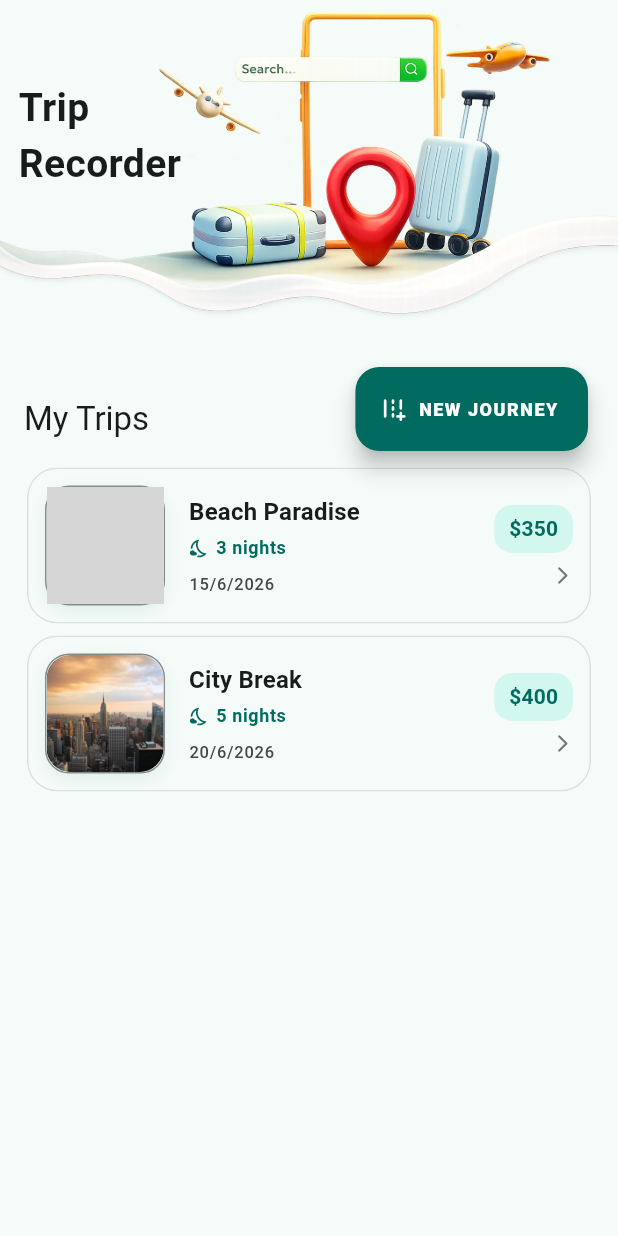
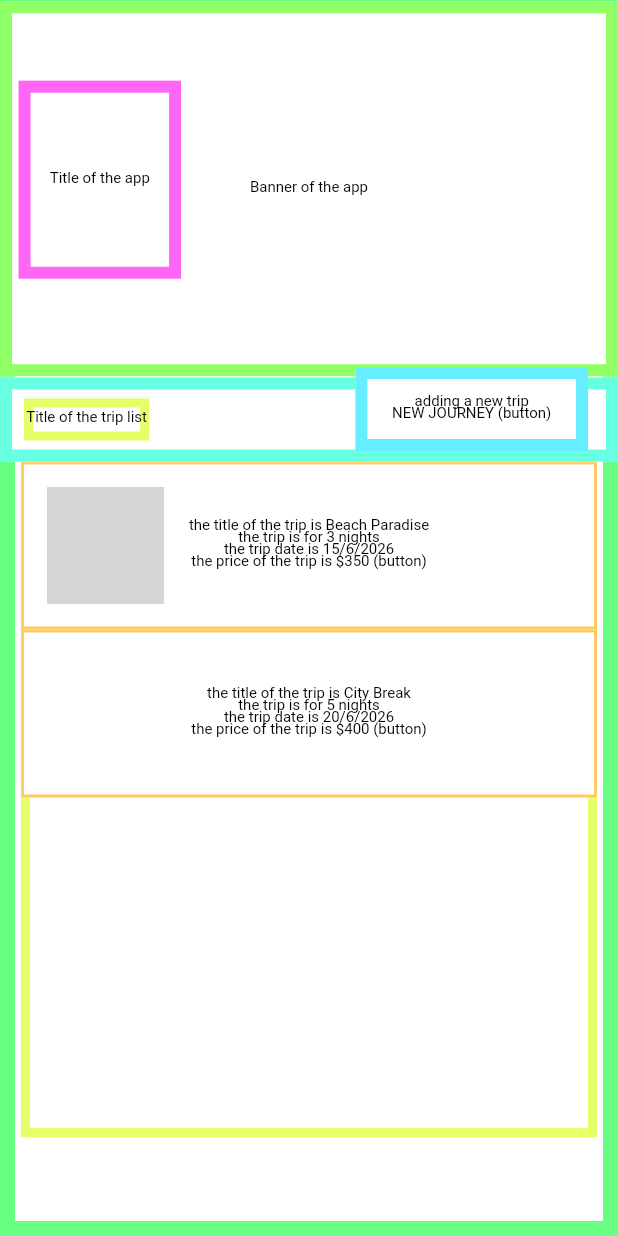
Before and after one commit to apollocked/Trip_recorder_app, a Flutter app: the screen it shows after launch, on a phone screen of 412 x 824 dp. Run offline on Flutter 3.47's test engine with Material 3 defaults, Android fonts, the phone set to English and light mode, and no system bars; our stand-ins replace image_picker, permission_handler, shared_preferences, shimmer; grey boxes are pictures that could not be loaded.

Commit message:
Add : Talk back or voice over for the app so blind person or a person with vison issue can use the app

```diff
--- a/lib/main.dart
+++ b/lib/main.dart
@@ -18,8 +18,9 @@ class MyApp extends StatelessWidget {
   @override
   Widget build(BuildContext context) {
     return MaterialApp(
+      showSemanticsDebugger: true,
       debugShowCheckedModeBanner: false,
-      // 1. Light Theme Definition
+
       theme: ThemeData(
         useMaterial3: true,
         colorScheme: ColorScheme.fromSeed(
@@ -27,7 +28,7 @@ class MyApp extends StatelessWidget {
           seedColor: const Color(0xFF00796B),
         ),
       ),
-      // 2. Dark Theme Definition
+
       darkTheme: ThemeData(
         useMaterial3: true,
         colorScheme: ColorScheme.fromSeed(
@@ -35,7 +36,7 @@ class MyApp extends StatelessWidget {
           seedColor: const Color(0xFF00796B),
         ),
       ),
-      // 3. THE FIX: Force light mode to test it, or keep .system
+
       themeMode: ThemeMode.system,
       home: const HomePage(),
     );
--- a/lib/views/pages/home_page.dart
+++ b/lib/views/pages/home_page.dart
@@ -16,10 +16,9 @@ class _HomeState extends State<HomePage> {
     final colorScheme = Theme.of(context).colorScheme;
 
     return Scaffold(
-      // Uses the theme seed color for a subtle, cohesive background
       backgroundColor: colorScheme.surface,
       body: SafeArea(
-        bottom: false, // Allows the list to flow to the bottom
+        bottom: false,
         child: Column(
           children: [
             // --- HEADER SECTION (STACK UNCHANGED AS REQUESTED) ---
@@ -44,7 +43,10 @@ class _HomeState extends State<HomePage> {
                               duration: const Duration(milliseconds: 400),
                               builder: (context, value, child) =>
                                   Opacity(opacity: value, child: child),
-                              child: Image.asset("images/bg.png"),
+                              child: Image.asset(
+                                "images/bg.png",
+                                semanticLabel: 'Banner of the app',
+                              ),
                             ),
                           ),
                           Positioned(
--- a/lib/views/widgets/cover_image_leading.dart
+++ b/lib/views/widgets/cover_image_leading.dart
@@ -19,7 +19,9 @@ Widget coverImage(String imgPath) {
       ),
     );
   } else {
-    final assetPath = imgPath.startsWith('images/') ? imgPath : 'images/$imgPath';
+    final assetPath = imgPath.startsWith('images/')
+        ? imgPath
+        : 'images/$imgPath';
     return Image.asset(
       assetPath,
       height: 360,
--- a/lib/views/widgets/image_widget_leading.dart
+++ b/lib/views/widgets/image_widget_leading.dart
@@ -8,6 +8,7 @@ Widget leadingImage(String imgPath) {
 
   if (isFile) {
     return Image.file(
+      semanticLabel: "Cover photo of the trip",
       File(imgPath),
       height: 50.0,
       width: 50.0,
@@ -16,7 +17,9 @@ Widget leadingImage(String imgPath) {
           const Icon(Icons.broken_image, size: 50),
     );
   } else {
-    final assetPath = imgPath.startsWith('images/') ? imgPath : 'images/$imgPath';
+    final assetPath = imgPath.startsWith('images/')
+        ? imgPath
+        : 'images/$imgPath';
     return Image.asset(
       assetPath,
       height: 50.0,
--- a/lib/views/widgets/shimmer_card_widget.dart
+++ b/lib/views/widgets/shimmer_card_widget.dart
@@ -2,7 +2,9 @@ import 'package:shimmer/shimmer.dart';
 import 'package:flutter/material.dart';
 
 Widget shimmerCard(BuildContext context) {
-  return Shimmer.fromColors(
+  return Semantics(
+    label: "Loading for trip details",
+    child: Shimmer.fromColors(
       period: const Duration(milliseconds: 1000),
       baseColor: Colors.grey[300]!,
       highlightColor: Colors.grey[100]!,
@@ -41,5 +43,6 @@ Widget shimmerCard(BuildContext context) {
           ),
         ),
       ),
+    ),
   );
 }
--- a/lib/views/widgets/title_widget.dart
+++ b/lib/views/widgets/title_widget.dart
@@ -15,6 +15,7 @@ Widget titleWidget(String title, BuildContext context) {
         ),
       ),
       child: Text(
+        semanticsLabel: "Title of the app",
         title,
         style: TextStyle(
           fontSize: 26,
--- a/lib/views/widgets/trip_list_widget.dart
+++ b/lib/views/widgets/trip_list_widget.dart
@@ -55,7 +55,9 @@ class _TripListPageState extends State<TripListPage> {
     }
 
     return Scaffold(
-      appBar: AppBar(title: const Text('My Trips')),
+      appBar: AppBar(
+        title: const Text('My Trips', semanticsLabel: 'Title of the trip list'),
+      ),
 
       // --- PREMIUM FLOATING ACTION BUTTON ---
       floatingActionButton: latestTrips.isEmpty
@@ -85,6 +87,7 @@ class _TripListPageState extends State<TripListPage> {
                   foregroundColor: Theme.of(context).colorScheme.onPrimary,
                   elevation: 6,
                   icon: const Icon(
+                    semanticLabel: "adding a new trip",
                     Icons.add_road_rounded,
                     size: 18, // Updated icon for a more modern feel
                   ),
@@ -101,6 +104,7 @@ class _TripListPageState extends State<TripListPage> {
             ),
 
       body: RefreshIndicator(
+        semanticsLabel: "Pull to refresh the trip list",
         onRefresh: () async {
           await HapticFeedback.vibrate();
           await tripService.refresh();
@@ -130,7 +134,12 @@ class _TripListPageState extends State<TripListPage> {
               child: Column(
                 mainAxisAlignment: MainAxisAlignment.center,
                 children: [
-                  const Icon(Icons.beach_access, size: 80, color: Colors.grey),
+                  const Icon(
+                    Icons.beach_access,
+                    size: 80,
+                    color: Colors.grey,
+                    semanticLabel: "No trips icon",
+                  ),
                   const SizedBox(height: 16),
                   const Text(
                     "No Trips Found",
@@ -169,7 +178,10 @@ class _TripListPageState extends State<TripListPage> {
                     foregroundColor: Theme.of(context).colorScheme.onPrimary,
                     elevation: 6,
                     // Modernized the icon and text feel
-                    icon: const Icon(Icons.add_road_rounded),
+                    icon: const Icon(
+                      Icons.add_road_rounded,
+                      semanticLabel: "Add",
+                    ),
                     label: const Text(
                       "NEW JOURNEY",
                       style: TextStyle(
@@ -192,7 +204,10 @@ class _TripListPageState extends State<TripListPage> {
       initialItemCount: _displayList.length,
       itemBuilder: (context, index, animation) {
         final trip = _displayList[index];
-        return tripWidget(
+        return Semantics(
+          label:
+              "Trip item of ${trip.title}, tap for details ,swape left to delete",
+          child: tripWidget(
             trip,
             animation,
             context,
@@ -205,8 +220,12 @@ class _TripListPageState extends State<TripListPage> {
                 (context, animation) => const SizedBox.shrink(),
                 duration: Duration.zero,
               );
-            Provider.of<TripService>(context, listen: false).removeTrip(index);
+              Provider.of<TripService>(
+                context,
+                listen: false,
+              ).removeTrip(index);
             },
+          ),
         );
       },
     );
--- a/lib/views/widgets/trip_widget.dart
+++ b/lib/views/widgets/trip_widget.dart
@@ -103,6 +103,8 @@ Widget tripWidget(
                         children: [
                           Text(
                             trip.title,
+                            semanticsLabel:
+                                "the title of the trip is ${trip.title}",
                             maxLines: 1,
                             overflow: TextOverflow.ellipsis,
                             style: textTheme.titleMedium?.copyWith(
@@ -121,6 +123,8 @@ Widget tripWidget(
                               const SizedBox(width: 4),
                               Text(
                                 '${trip.nights} nights',
+                                semanticsLabel:
+                                    "the trip is for ${trip.nights} nights",
                                 style: textTheme.bodySmall?.copyWith(
                                   color: colorScheme.primary,
                                   fontWeight: FontWeight.w600,
@@ -131,6 +135,8 @@ Widget tripWidget(
                           const SizedBox(height: 8),
                           Text(
                             '${trip.date.day}/${trip.date.month}/${trip.date.year}',
+                            semanticsLabel:
+                                "the trip date is ${trip.date.day}/${trip.date.month}/${trip.date.year}",
                             style: textTheme.labelSmall?.copyWith(
                               color: colorScheme.onSurfaceVariant,
                             ),
@@ -152,6 +158,8 @@ Widget tripWidget(
                           ),
                           child: Text(
                             '\$${trip.price}',
+                            semanticsLabel:
+                                "the price of the trip is \$${trip.price}",
                             style: textTheme.labelLarge?.copyWith(
                               fontWeight: FontWeight.bold,
                               color: colorScheme.primary,
```
Also changed, not shown: lib/views/pages/add_trip_page.dart (+31 -8 lines), lib/views/pages/details_page.dart (+20 -4 lines), lib/views/widgets/heart_widget.dart (+20 -4 lines). Lines whose indentation alone changed are shown as unchanged.
